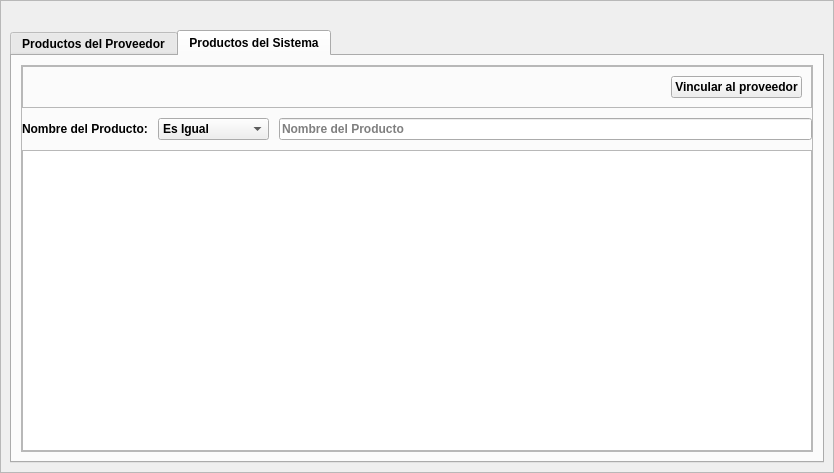
Above: app/View/UserInterfaceUi/PRODUCTOS_PROVEEDORES.ui from LAngelVp/software-punto-de-venta before the change. Below: the same form after it.
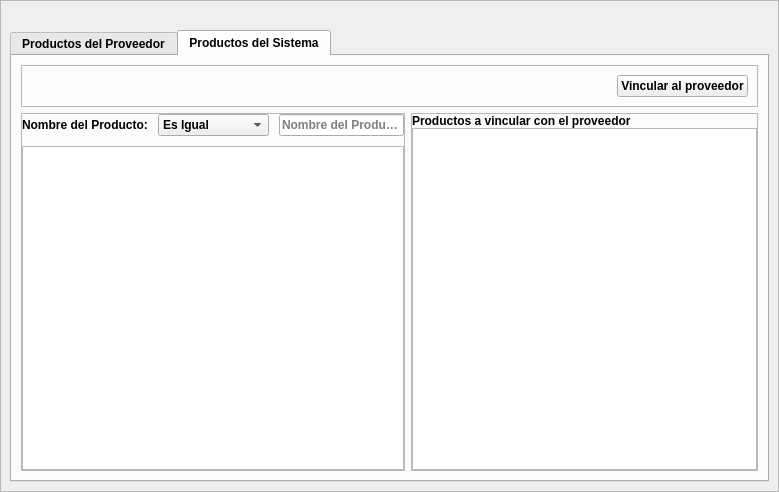
That is the form after the change. The open tabs and pages were chosen to show the change. Icons and pictures are not drawn.

Diff of the .ui file:
```diff
--- a/app/View/UserInterfaceUi/PRODUCTOS_PROVEEDORES.ui
+++ b/app/View/UserInterfaceUi/PRODUCTOS_PROVEEDORES.ui
@@ -6,8 +6,8 @@
    <rect>
     <x>0</x>
     <y>0</y>
-    <width>834</width>
-    <height>473</height>
+    <width>779</width>
+    <height>492</height>
    </rect>
   </property>
   <property name="windowTitle">
@@ -141,8 +141,8 @@
        <rect>
         <x>0</x>
         <y>0</y>
-        <width>832</width>
-        <height>471</height>
+        <width>777</width>
+        <height>490</height>
        </rect>
       </property>
       <layout class="QGridLayout" name="gridLayout_2">
@@ -330,32 +330,8 @@
           <attribute name="title">
            <string>Productos del Sistema</string>
           </attribute>
-          <layout class="QGridLayout" name="gridLayout_6">
-           <item row="0" column="0">
-            <widget class="QFrame" name="contenedor_contenido_tab_productos_del_sistema">
-             <property name="frameShape">
-              <enum>QFrame::StyledPanel</enum>
-             </property>
-             <property name="frameShadow">
-              <enum>QFrame::Raised</enum>
-             </property>
-             <layout class="QGridLayout" name="gridLayout_8">
-              <property name="leftMargin">
-               <number>0</number>
-              </property>
-              <property name="topMargin">
-               <number>0</number>
-              </property>
-              <property name="rightMargin">
-               <number>0</number>
-              </property>
-              <property name="bottomMargin">
-               <number>0</number>
-              </property>
-              <property name="spacing">
-               <number>10</number>
-              </property>
-              <item row="0" column="0">
+          <layout class="QGridLayout" name="gridLayout_9">
+           <item row="0" column="0" colspan="2">
                <widget class="QFrame" name="contenedor_botones_superior_productos_del_sistema">
                 <property name="frameShape">
                  <enum>QFrame::StyledPanel</enum>
@@ -395,6 +371,30 @@
                </widget>
               </item>
               <item row="1" column="0">
+            <widget class="QFrame" name="contenedor_contenido_tab_productos_del_sistema">
+             <property name="frameShape">
+              <enum>QFrame::StyledPanel</enum>
+             </property>
+             <property name="frameShadow">
+              <enum>QFrame::Raised</enum>
+             </property>
+             <layout class="QGridLayout" name="gridLayout_8">
+              <property name="leftMargin">
+               <number>0</number>
+              </property>
+              <property name="topMargin">
+               <number>0</number>
+              </property>
+              <property name="rightMargin">
+               <number>0</number>
+              </property>
+              <property name="bottomMargin">
+               <number>0</number>
+              </property>
+              <property name="spacing">
+               <number>10</number>
+              </property>
+              <item row="1" column="0">
                <layout class="QHBoxLayout" name="horizontalLayout_2">
                 <item>
                  <widget class="QLabel" name="etiqueta_nombreproducto_del_sistema">
@@ -448,6 +448,43 @@
              </layout>
             </widget>
            </item>
+           <item row="1" column="1">
+            <widget class="QFrame" name="frame">
+             <property name="frameShape">
+              <enum>QFrame::StyledPanel</enum>
+             </property>
+             <property name="frameShadow">
+              <enum>QFrame::Raised</enum>
+             </property>
+             <layout class="QGridLayout" name="gridLayout_6">
+              <property name="leftMargin">
+               <number>0</number>
+              </property>
+              <property name="topMargin">
+               <number>0</number>
+              </property>
+              <property name="rightMargin">
+               <number>0</number>
+              </property>
+              <property name="bottomMargin">
+               <number>0</number>
+              </property>
+              <property name="spacing">
+               <number>0</number>
+              </property>
+              <item row="0" column="0">
+               <widget class="QLabel" name="etiqueta_producto_agregarAProveedor">
+                <property name="text">
+                 <string>Productos a vincular con el proveedor</string>
+                </property>
+               </widget>
+              </item>
+              <item row="1" column="0">
+               <widget class="QTableView" name="tabla_Productos_A_VincularProveedor"/>
+              </item>
+             </layout>
+            </widget>
+           </item>
           </layout>
          </widget>
         </widget>
```
Lines whose indentation alone changed are shown as unchanged.
